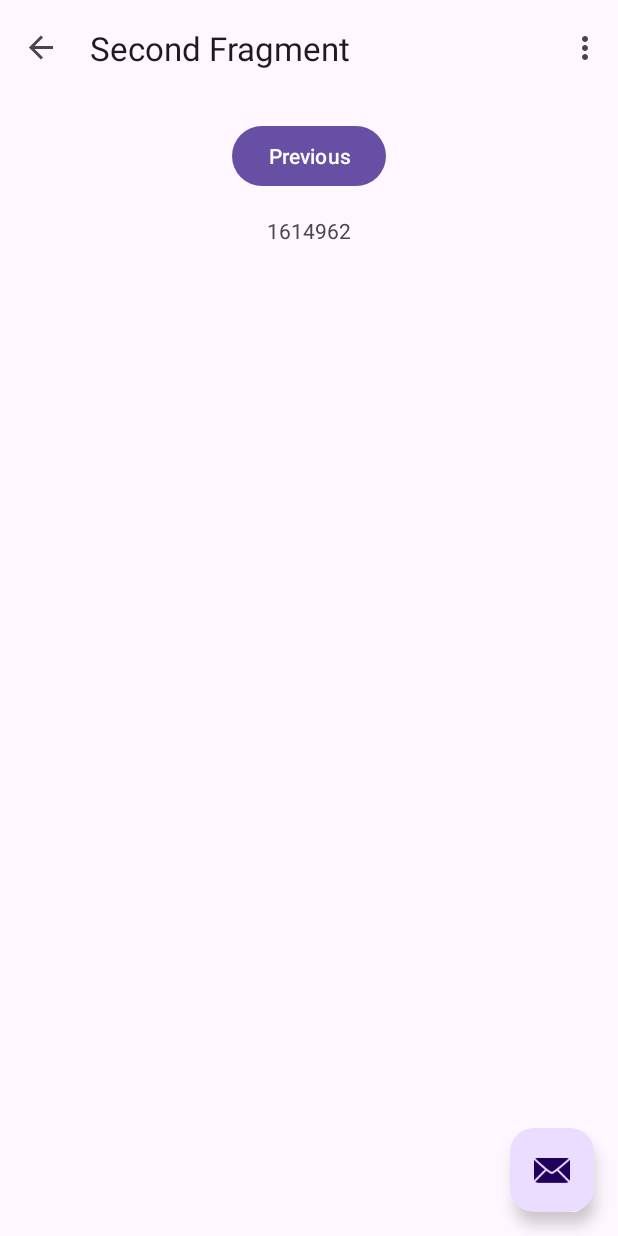
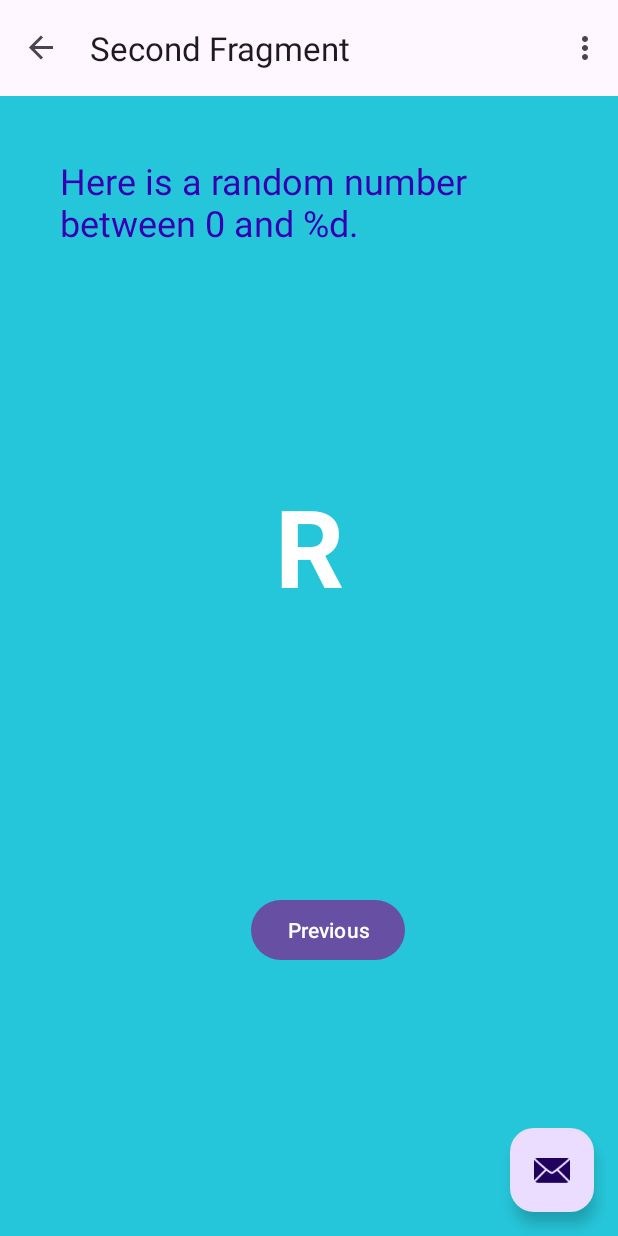
Before and after one commit to nikhilualberta/Android, an Android app: the screen it shows after launch (MainActivity), after a tap on "Random", on a phone screen of 412 x 824 dp. Run offline under Robolectric (Android 15) with nearby library versions, the phone set to English and light mode, and no system bars; our stand-ins replace navigation-ui.

Commit message:
finished tutorial

```diff
--- a/Asn0/app/src/main/java/com/example/asn0/FirstFragment.java
+++ b/Asn0/app/src/main/java/com/example/asn0/FirstFragment.java
@@ -4,6 +4,8 @@ import android.os.Bundle;
 import android.view.LayoutInflater;
 import android.view.View;
 import android.view.ViewGroup;
+import android.widget.TextView;
+import android.widget.Toast;
 
 import androidx.annotation.NonNull;
 import androidx.fragment.app.Fragment;
@@ -14,17 +16,22 @@ import com.example.asn0.databinding.FragmentFirstBinding;
 public class FirstFragment extends Fragment {
 
     private FragmentFirstBinding binding;
-
+    TextView showCountTextView;
     @Override
     public View onCreateView(
             LayoutInflater inflater, ViewGroup container,
             Bundle savedInstanceState
     ) {
+        // Inflate the layout for this fragment
+        View fragmentFirstLayout = inflater.inflate(R.layout.fragment_first, container, false);
 
-        binding = FragmentFirstBinding.inflate(inflater, container, false);
-        return binding.getRoot();
+        // Get the count text view
+        showCountTextView = fragmentFirstLayout.findViewById(R.id.textview_first);
 
+        binding = FragmentFirstBinding.bind(fragmentFirstLayout);
+        return fragmentFirstLayout;
     }
+
 
     public void onViewCreated(@NonNull View view, Bundle savedInstanceState) {
         super.onViewCreated(view, savedInstanceState);
@@ -36,6 +43,19 @@ public class FirstFragment extends Fragment {
                         .navigate(R.id.action_FirstFragment_to_SecondFragment);
             }
         });
+        view.findViewById(R.id.toast_button).setOnClickListener(new View.OnClickListener() {
+            @Override
+            public void onClick(View view) {
+                Toast myToast = Toast.makeText(getActivity(), "Hello toast!", Toast.LENGTH_SHORT);
+                myToast.show();
+            }
+        });
+        view.findViewById(R.id.count_button).setOnClickListener(new View.OnClickListener() {
+            @Override
+            public void onClick(View view) {
+                countMe(view);
+            }
+        });
     }
 
     @Override
@@ -44,4 +64,13 @@ public class FirstFragment extends Fragment {
         binding = null;
     }
 
+    private void countMe(View view) {
+        // Get the value of the text view
+        String countString = showCountTextView.getText().toString();
+        // Convert value to a number and increment it
+        Integer count = Integer.parseInt(countString);
+        count++;
+        // Display the new value in the text view.
+        showCountTextView.setText(count.toString());
+    }
 }
--- a/Asn0/app/src/main/res/layout/fragment_second.xml
+++ b/Asn0/app/src/main/res/layout/fragment_second.xml
@@ -1,35 +1,52 @@
 <?xml version="1.0" encoding="utf-8"?>
-<androidx.core.widget.NestedScrollView xmlns:android="http://schemas.android.com/apk/res/android"
-    xmlns:app="http://schemas.android.com/apk/res-auto"
+
+
+<androidx.constraintlayout.widget.ConstraintLayout xmlns:app="http://schemas.android.com/apk/res-auto"
     xmlns:tools="http://schemas.android.com/tools"
+    xmlns:android="http://schemas.android.com/apk/res/android"
+    tools:context=".SecondFragment"
     android:layout_width="match_parent"
     android:layout_height="match_parent"
-    tools:context=".SecondFragment">
+    android:background="@color/screenBackground2"
+    android:padding="16dp">
 
-    <androidx.constraintlayout.widget.ConstraintLayout
-        android:layout_width="match_parent"
-        android:layout_height="match_parent"
-        android:padding="16dp">
 
     <Button
         android:id="@+id/button_second"
         android:layout_width="wrap_content"
         android:layout_height="wrap_content"
+        android:layout_marginTop="516dp"
         android:text="@string/previous"
-            app:layout_constraintBottom_toTopOf="@id/textview_second"
+        app:layout_constraintEnd_toEndOf="parent"
+        app:layout_constraintHorizontal_bias="0.546"
+        app:layout_constraintStart_toStartOf="parent"
+        app:layout_constraintTop_toTopOf="parent" />
+
+    <TextView
+        android:id="@+id/textview_header"
+        android:layout_width="0dp"
+        android:layout_height="wrap_content"
+        android:layout_marginStart="24dp"
+        android:layout_marginTop="24dp"
+        android:layout_marginEnd="24dp"
+        android:text="@string/random_heading"
+        android:textColor="@color/design_default_color_primary_dark"
+        android:textSize="24sp"
         app:layout_constraintEnd_toEndOf="parent"
         app:layout_constraintStart_toStartOf="parent"
         app:layout_constraintTop_toTopOf="parent" />
 
     <TextView
-            android:id="@+id/textview_second"
+        android:id="@+id/textview_random"
         android:layout_width="wrap_content"
         android:layout_height="wrap_content"
-            android:layout_marginTop="16dp"
-            android:text="@string/lorem_ipsum"
-            app:layout_constraintBottom_toBottomOf="parent"
+        android:text="R"
+        android:textColor="@android:color/white"
+        android:textSize="72sp"
+        android:textStyle="bold"
+        app:layout_constraintBottom_toTopOf="@+id/button_second"
         app:layout_constraintEnd_toEndOf="parent"
         app:layout_constraintStart_toStartOf="parent"
-            app:layout_constraintTop_toBottomOf="@id/button_second" />
+        app:layout_constraintTop_toBottomOf="@+id/textview_header"
+        app:layout_constraintVertical_bias="0.45" />
 </androidx.constraintlayout.widget.ConstraintLayout>
-</androidx.core.widget.NestedScrollView>
--- a/Asn0/app/src/main/res/navigation/nav_graph.xml
+++ b/Asn0/app/src/main/res/navigation/nav_graph.xml
@@ -24,5 +24,8 @@
         <action
             android:id="@+id/action_SecondFragment_to_FirstFragment"
             app:destination="@id/FirstFragment" />
+        <argument
+            android:name="myArg"
+            app:argType="integer" />
     </fragment>
 </navigation>
--- a/Asn0/app/src/main/res/values/colors.xml
+++ b/Asn0/app/src/main/res/values/colors.xml
@@ -4,4 +4,5 @@
     <color name="white">#FFFFFFFF</color>
     <color name="screenBackground">#2196F3</color>
     <color name="buttonBackground">#BBDEFB</color>
+    <color name="screenBackground2">#26C6DA</color>
 </resources>
--- a/Asn0/app/src/main/res/values/strings.xml
+++ b/Asn0/app/src/main/res/values/strings.xml
@@ -12,4 +12,5 @@
     </string>
     <string name="toast_button_text">Toast</string>
     <string name="count_button_text">Count</string>
+    <string name="random_heading">Here is a random number between 0 and %d.</string>
 </resources>
```
Lines whose indentation alone changed are shown as unchanged.
